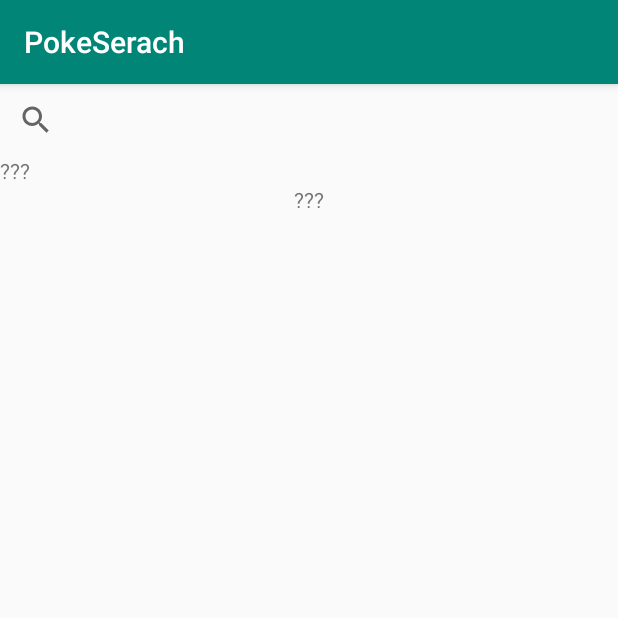
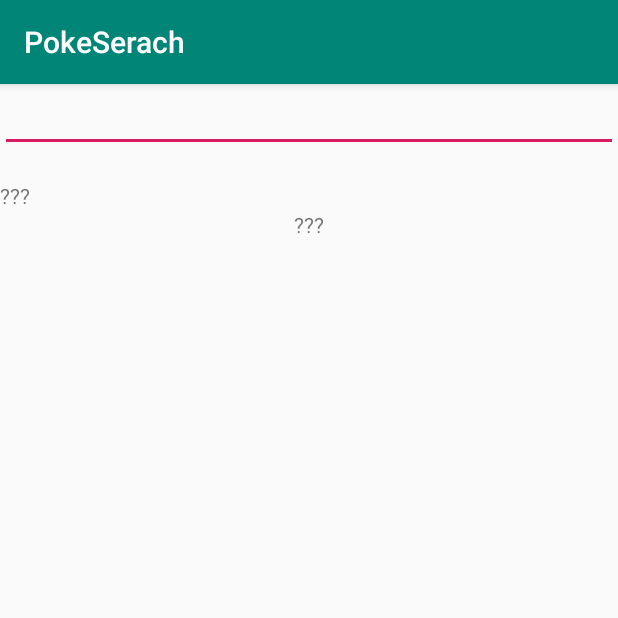
Before and after one commit to tsukajizo/poke-search, an Android app: the screen it shows after launch (MainActivity), on a phone screen of 412 x 824 dp, the top half of it. Run offline under Robolectric (Android 15) with nearby library versions, the phone set to English and light mode, and no system bars; our stand-ins replace RxJava; pictures from the network do not load.

```diff
--- a/app/src/main/res/layout/activity_main.xml
+++ b/app/src/main/res/layout/activity_main.xml
@@ -6,22 +6,30 @@
         android:layout_width="match_parent"
         android:layout_height="match_parent"
         tools:context=".main.MainActivity">
-    <android.support.v7.widget.SearchView
+    <EditText
             android:id="@+id/search"
             android:layout_width="match_parent"
             android:layout_height="wrap_content"
             app:layout_constraintLeft_toLeftOf="parent"
             app:layout_constraintRight_toRightOf="parent"
             app:layout_constraintTop_toTopOf="parent">
-    </android.support.v7.widget.SearchView>
+    </EditText>
+    <TextView
+            android:id="@+id/error"
+            android:textColor="#FF0000"
+            android:layout_width="match_parent" android:layout_height="wrap_content"
+            app:layout_constraintLeft_toLeftOf="@id/search"
+            app:layout_constraintRight_toRightOf="@id/search"
+            app:layout_constraintTop_toBottomOf="@id/search"
+    />
 
     <TextView
             android:id="@+id/pokeId"
             android:layout_width="0dp"
             android:layout_height="wrap_content"
-            app:layout_constraintLeft_toLeftOf="@id/search"
-            app:layout_constraintRight_toRightOf="@id/search"
-            app:layout_constraintTop_toBottomOf="@id/search"
+            app:layout_constraintLeft_toLeftOf="@id/error"
+            app:layout_constraintRight_toRightOf="@id/error"
+            app:layout_constraintTop_toBottomOf="@id/error"
             android:text="@string/no_item"
 
     />
```
Also changed, not shown: app/src/main/java/net/tsukajizo/pokeserach/data/pokemon/Pokemon.kt (+13 -1 lines), app/src/main/java/net/tsukajizo/pokeserach/main/MainActivity.kt (+29 -20 lines), app/src/main/java/net/tsukajizo/pokeserach/main/MainPresenter.kt (+8 -3 lines).
